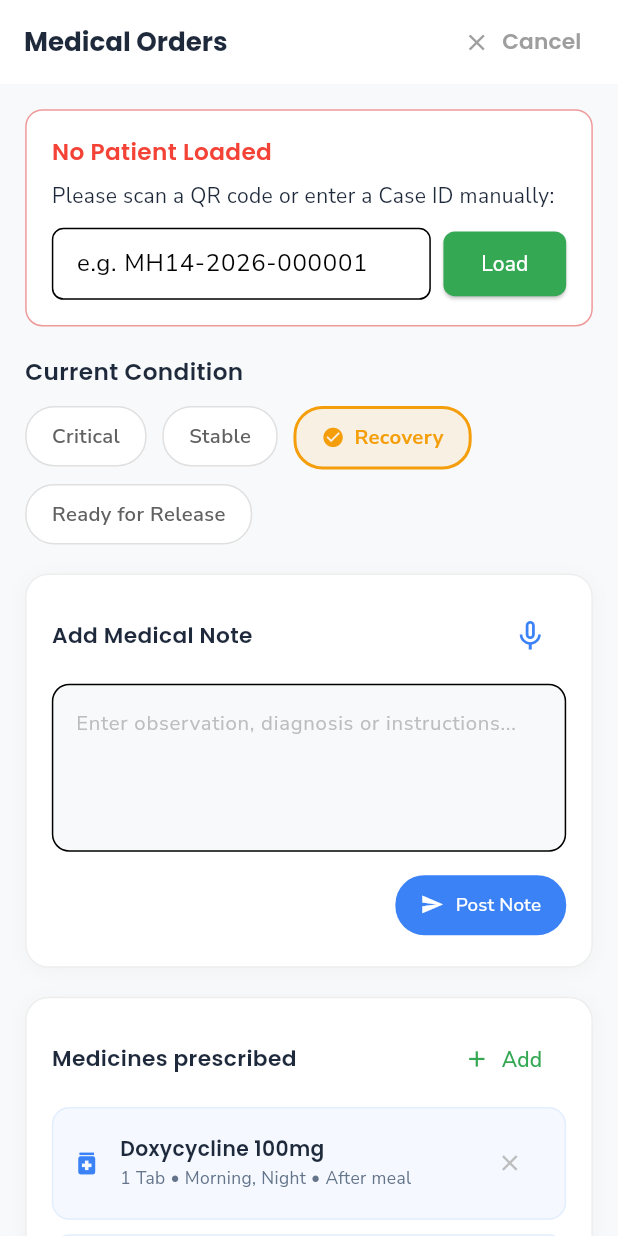
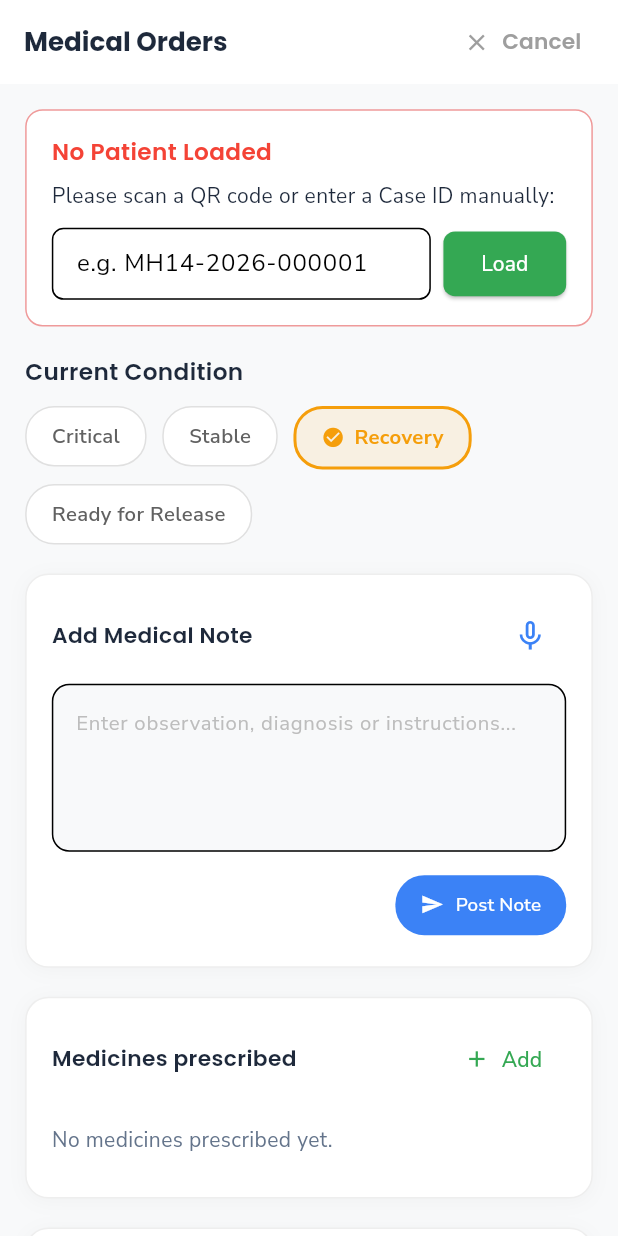
Before and after one commit to Dmali1686/internal_ngo_application, a Flutter app: the DoctorMedicalOrdersScreen screen opened by its route, on a phone screen of 412 x 824 dp. Run offline on Flutter 3.47's test engine with Material 3 defaults, Android fonts, the phone set to English and light mode, and no system bars; our stand-ins replace flutter_map, flutter_screenutil, flutter_tts, geocoding, geolocator, go_router and 7 more; missing offline and left inert: mobile_scanner; accounts and stored records are empty.

Commit message:
feat: update voice navigation to QR scanner, clear mock medical data, and integrate patient context into history navigation

```diff
--- a/lib/core/services/voice_command_manager.dart
+++ b/lib/core/services/voice_command_manager.dart
@@ -179,8 +179,10 @@ class VoiceCommandManager {
         'animal history',
         'animal profile',
       ],
-      confirmation: 'Opening animal overview',
-      action: (ctx) => appRouter.push('/animal-overview'),
+      confirmation: 'Opening QR scanner to look up patient',
+      // No patient context is available via voice — route to the QR scanner
+      // so the user can scan / search for the correct patient first.
+      action: (ctx) => appRouter.push('/scan-qr'),
     ),
     _VoiceCommand(
       keywords: ['scan', 'qr'],
--- a/lib/features/doctor_panel/screens/doctor_medical_orders_screen.dart
+++ b/lib/features/doctor_panel/screens/doctor_medical_orders_screen.dart
@@ -31,13 +31,7 @@ class _DoctorMedicalOrdersScreenState extends State<DoctorMedicalOrdersScreen> {
     'Ready for Release',
   ];
 
-  final List<Map<String, String>> _medicines = [
-    {
-      'name': 'Doxycycline 100mg',
-      'details': '1 Tab • Morning, Night • After meal',
-    },
-    {'name': 'Prednisolone 5mg', 'details': '1/2 Tab • Morning • After meal'},
-  ];
+  final List<Map<String, String>> _medicines = [];
 
   final Map<String, String> _vitalsFreq = {
     'Temp': 'Twice daily',
@@ -45,20 +39,7 @@ class _DoctorMedicalOrdersScreenState extends State<DoctorMedicalOrdersScreen> {
     'Weight': 'Weekly',
   };
 
-  final List<Map<String, String>> _pastNotes = [
-    {
-      'date': 'Yesterday, 10:00 AM',
-      'doctor': 'Dr. Sarah',
-      'note':
-          'Swelling has reduced significantly. Wound is healing well. Changed bandage. Continue current antibiotics.',
-    },
-    {
-      'date': 'Oct 24, 02:30 PM',
-      'doctor': 'Dr. Sarah',
-      'note':
-          'Initial assessment post-surgery. Patient is stable but weak. Starting IV fluids and antibiotics.',
-    },
-  ];
+  final List<Map<String, String>> _pastNotes = [];
 
   final VoiceService _voiceService = VoiceService();
   bool _isListening = false;
```
Also changed, not shown: lib/features/qr_management/screens/patient_detail_screen.dart (+4 -14 lines), flutter_02.png (added).
